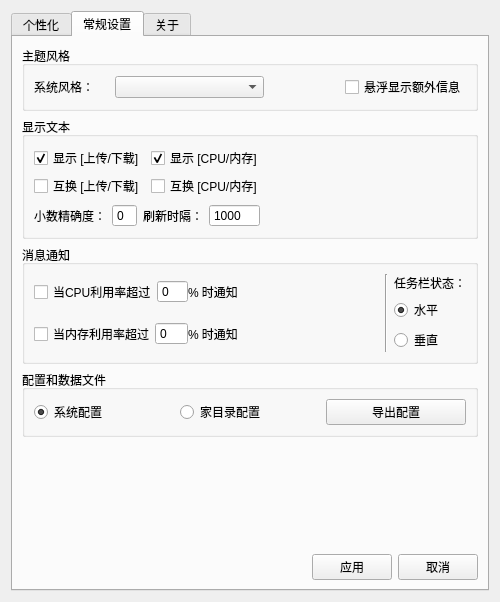
Above: WinSetting.ui from XMuli/NetSpeed before the change. Below: the same form after it.
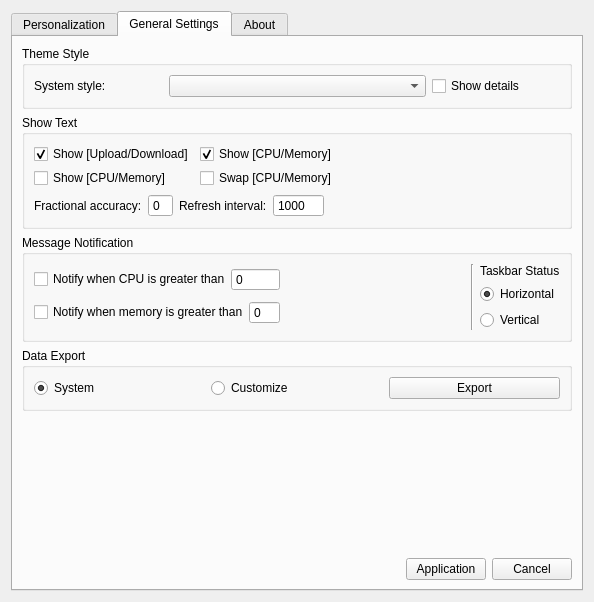
That is the form after the change. The open tabs and pages were chosen to show the change.

Patch:
```diff
--- a/WinSetting.ui
+++ b/WinSetting.ui
@@ -6,7 +6,7 @@
    <rect>
     <x>0</x>
     <y>0</y>
-    <width>500</width>
+    <width>594</width>
     <height>602</height>
    </rect>
   </property>
@@ -24,7 +24,7 @@
      </property>
      <widget class="QWidget" name="tabPersonalization">
       <attribute name="title">
-       <string>个性化</string>
+       <string>Personalization</string>
       </attribute>
       <layout class="QVBoxLayout" name="verticalLayout_7">
        <item>
@@ -451,13 +451,13 @@
      </widget>
      <widget class="QWidget" name="tabGeneralSetting">
       <attribute name="title">
-       <string>常规设置</string>
+       <string>General Settings</string>
       </attribute>
       <layout class="QVBoxLayout" name="verticalLayout_2">
        <item>
         <widget class="QGroupBox" name="groupBoxThemeStyle">
          <property name="title">
-          <string>主题风格</string>
+          <string>Theme Style</string>
          </property>
          <property name="checkable">
           <bool>false</bool>
@@ -465,34 +465,21 @@
          <property name="checked">
           <bool>false</bool>
          </property>
-         <layout class="QHBoxLayout" name="horizontalLayout_2" stretch="1,2,1,1">
+         <layout class="QHBoxLayout" name="horizontalLayout_2" stretch="1,2,1">
           <item>
            <widget class="QLabel" name="label_53">
             <property name="text">
-             <string>系统风格：</string>
+             <string>System style:</string>
             </property>
            </widget>
           </item>
           <item>
            <widget class="QComboBox" name="comboBoxsystemStyle"/>
           </item>
-          <item>
-           <spacer name="horizontalSpacer_4">
-            <property name="orientation">
-             <enum>Qt::Horizontal</enum>
-            </property>
-            <property name="sizeHint" stdset="0">
-             <size>
-              <width>40</width>
-              <height>20</height>
-             </size>
-            </property>
-           </spacer>
-          </item>
           <item>
            <widget class="QCheckBox" name="checkBoxHoverDisplay">
             <property name="text">
-             <string>悬浮显示额外信息</string>
+             <string>Show details</string>
             </property>
             <property name="checked">
              <bool>false</bool>
@@ -505,7 +492,7 @@
        <item>
         <widget class="QGroupBox" name="groupBox_10">
          <property name="title">
-          <string>显示文本</string>
+          <string>Show Text</string>
          </property>
          <layout class="QVBoxLayout" name="verticalLayout_6">
           <property name="spacing">
@@ -522,7 +509,7 @@
             <item row="0" column="1">
              <widget class="QCheckBox" name="checkBoxDisolayCPUAndMemory">
               <property name="text">
-               <string>显示 [CPU/内存]</string>
+               <string>Show [CPU/Memory]</string>
               </property>
               <property name="checked">
                <bool>true</bool>
@@ -532,14 +519,14 @@
             <item row="1" column="1">
              <widget class="QCheckBox" name="checkBoxLocationExchangeCPUAndMenory">
               <property name="text">
-               <string>互换 [CPU/内存]</string>
+               <string>Swap [CPU/Memory]</string>
               </property>
              </widget>
             </item>
             <item row="1" column="0">
              <widget class="QCheckBox" name="checkBoxLocationExchangeNet">
               <property name="text">
-               <string>互换 [上传/下载]</string>
+               <string>Show [CPU/Memory]</string>
               </property>
              </widget>
             </item>
@@ -552,7 +539,7 @@
                <bool>false</bool>
               </property>
               <property name="text">
-               <string>显示 [上传/下载]</string>
+               <string>Show [Upload/Download]</string>
               </property>
               <property name="checked">
                <bool>true</bool>
@@ -582,7 +569,7 @@
             <item>
              <widget class="QLabel" name="label_55">
               <property name="text">
-               <string>小数精确度：</string>
+               <string>Fractional accuracy:</string>
               </property>
              </widget>
             </item>
@@ -611,7 +598,7 @@
             <item>
              <widget class="QLabel" name="label_56">
               <property name="text">
-               <string>刷新时隔：</string>
+               <string>Refresh interval:</string>
               </property>
              </widget>
             </item>
@@ -666,7 +653,7 @@
             <bool>true</bool>
            </property>
            <property name="title">
-            <string>消息通知</string>
+            <string>Message Notification</string>
            </property>
            <layout class="QHBoxLayout" name="horizontalLayout_12">
             <item>
@@ -679,7 +666,7 @@
                 <item>
                  <widget class="QCheckBox" name="checkBoxCpuOver">
                   <property name="text">
-                   <string>当CPU利用率超过</string>
+                   <string>Notify when CPU is greater than</string>
                   </property>
                  </widget>
                 </item>
@@ -699,13 +686,6 @@
                   </property>
                  </widget>
                 </item>
-                <item>
-                 <widget class="QLabel" name="label_51">
-                  <property name="text">
-                   <string>% 时通知</string>
-                  </property>
-                 </widget>
-                </item>
                </layout>
               </item>
               <item>
@@ -716,7 +696,7 @@
                 <item>
                  <widget class="QCheckBox" name="checkBoxMemOver">
                   <property name="text">
-                   <string>当内存利用率超过</string>
+                   <string>Notify when memory is greater than</string>
                   </property>
                  </widget>
                 </item>
@@ -736,13 +716,6 @@
                   </property>
                  </widget>
                 </item>
-                <item>
-                 <widget class="QLabel" name="label_54">
-                  <property name="text">
-                   <string>% 时通知</string>
-                  </property>
-                 </widget>
-                </item>
                </layout>
               </item>
              </layout>
@@ -772,14 +745,14 @@
               <item>
                <widget class="QLabel" name="label_41">
                 <property name="text">
-                 <string>任务栏状态：</string>
+                 <string>Taskbar Status</string>
                 </property>
                </widget>
               </item>
               <item>
                <widget class="QRadioButton" name="radioHorizontal">
                 <property name="text">
-                 <string>水平</string>
+                 <string>Horizontal</string>
                 </property>
                 <property name="checked">
                  <bool>true</bool>
@@ -789,7 +762,7 @@
               <item>
                <widget class="QRadioButton" name="radioVertical">
                 <property name="text">
-                 <string>垂直</string>
+                 <string>Vertical</string>
                 </property>
                </widget>
               </item>
@@ -803,13 +776,13 @@
        <item>
         <widget class="QGroupBox" name="groupBox_13">
          <property name="title">
-          <string>配置和数据文件</string>
+          <string>Data Export</string>
          </property>
          <layout class="QHBoxLayout" name="horizontalLayout_6">
           <item>
            <widget class="QRadioButton" name="radioSystemPath">
             <property name="text">
-             <string>系统配置</string>
+             <string>System</string>
             </property>
             <property name="checked">
              <bool>true</bool>
@@ -819,14 +792,14 @@
           <item>
            <widget class="QRadioButton" name="radioCustomPath">
             <property name="text">
-             <string>家目录配置</string>
+             <string>Customize</string>
             </property>
            </widget>
           </item>
           <item>
            <widget class="QPushButton" name="btnExportData">
             <property name="text">
-             <string>导出配置</string>
+             <string>Export</string>
             </property>
            </widget>
           </item>
@@ -864,14 +837,14 @@
          <item>
           <widget class="QPushButton" name="btnApplyGeneralSet">
            <property name="text">
-            <string>应用</string>
+            <string>Application</string>
            </property>
           </widget>
          </item>
          <item>
           <widget class="QPushButton" name="btnQuitGeneralSet">
            <property name="text">
-            <string>取消</string>
+            <string>Cancel</string>
            </property>
           </widget>
          </item>
@@ -884,7 +857,7 @@
        <bool>false</bool>
       </property>
       <attribute name="title">
-       <string>关于</string>
+       <string>About</string>
       </attribute>
       <layout class="QVBoxLayout" name="verticalLayout_4">
        <item>
```
Left out of the diff: 157 changed lines with no effect on the pictures.
